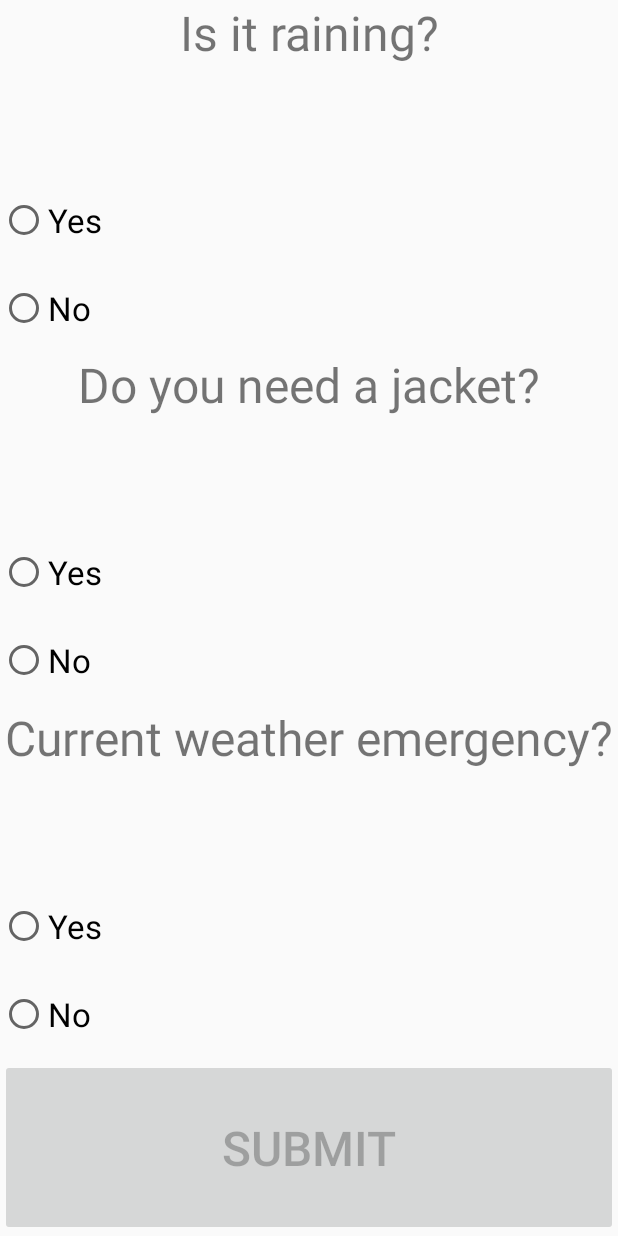
After one commit to Jeffrey-Young/CrowdSourcedWeather, an Android app: the layout weather_report.xml on its own in the app's theme, with its tools: preview values and no code run, on a phone screen of 412 x 824 dp. The commit adds this screen. Run offline under Robolectric (Android 15) with nearby library versions, the phone set to English and light mode, and no system bars.

Commit message:
mroe work

```diff
--- /dev/null
+++ b/app/src/main/res/layout/weather_report.xml
@@ -0,0 +1,115 @@
+<?xml version="1.0" encoding="utf-8"?>
+<LinearLayout xmlns:android="http://schemas.android.com/apk/res/android"
+    android:orientation="vertical"
+    android:layout_width="match_parent"
+    android:layout_height="match_parent">
+    <TextView
+        android:layout_width="match_parent"
+        android:layout_height="0dp"
+        android:layout_weight="0.15"
+        android:text="Is it raining?"
+        android:textAlignment="center"
+        android:textSize="32dp"/>
+    <RadioGroup
+        android:layout_width="match_parent"
+        android:layout_height="0dp"
+        android:layout_weight="0.15"
+        android:onClick="checkToEnable"
+        android:id="@+id/raining">
+        <RadioButton
+            android:layout_width="match_parent"
+            android:layout_height="0dp"
+            android:layout_weight="0.50"
+            android:id="@+id/raining_yes"
+            android:text="Yes"
+            android:textSize="22dp"
+            android:onClick="checkToEnable"
+            />
+        <RadioButton
+            android:layout_width="match_parent"
+            android:layout_height="0dp"
+            android:layout_weight="0.50"
+            android:id="@+id/raining_no"
+            android:text="No"
+            android:textSize="22dp"
+            android:onClick="checkToEnable"
+            />
+    </RadioGroup>
+
+
+    <TextView
+        android:layout_width="match_parent"
+        android:layout_height="0dp"
+        android:layout_weight="0.15"
+        android:text="Do you need a jacket?"
+        android:textAlignment="center"
+        android:textSize="32dp"
+        />
+    <RadioGroup
+        android:layout_width="match_parent"
+        android:layout_height="0dp"
+        android:layout_weight="0.15"
+        android:onClick="checkToEnable"
+        android:id="@+id/jacket">
+        <RadioButton
+            android:layout_width="match_parent"
+            android:layout_height="0dp"
+            android:layout_weight="0.50"
+            android:id="@+id/jacket_yes"
+            android:text="Yes"
+            android:textSize="22dp"
+            android:onClick="checkToEnable"
+            />
+        <RadioButton
+            android:layout_width="match_parent"
+            android:layout_height="0dp"
+            android:layout_weight="0.50"
+            android:id="@+id/jacket_no"
+            android:text="No"
+            android:textSize="22dp"
+            android:onClick="checkToEnable"
+            />
+    </RadioGroup>
+
+    <TextView
+        android:layout_width="match_parent"
+        android:layout_height="0dp"
+        android:layout_weight="0.15"
+        android:text="Current weather emergency?"
+        android:textAlignment="center"
+        android:textSize="32dp"/>
+    <RadioGroup
+        android:layout_width="match_parent"
+        android:layout_height="0dp"
+        android:layout_weight="0.15"
+        android:onClick="checkToEnable"
+        android:id="@+id/emergency">
+        <RadioButton
+            android:layout_width="match_parent"
+            android:layout_height="0dp"
+            android:layout_weight="0.50"
+            android:id="@+id/emergency_yes"
+            android:text="Yes"
+            android:textSize="22dp"
+            android:onClick="checkToEnable"
+            />
+        <RadioButton
+            android:layout_width="match_parent"
+            android:layout_height="0dp"
+            android:layout_weight="0.50"
+            android:id="@+id/emergency_no"
+            android:text="No"
+            android:textSize="22dp"
+            android:onClick="checkToEnable"
+            />
+    </RadioGroup>
+    <Button
+        android:layout_width="match_parent"
+        android:layout_height="0dp"
+        android:layout_weight="0.15"
+        android:text="Submit"
+        android:textSize="32dp"
+        android:onClick="submitReport"
+        android:enabled="false"
+        android:id="@+id/submit"/>
+</LinearLayout>
```
Also changed, not shown: app/src/main/java/edu/unc/jeffrey/crowdsourcedweather/WeatherMap.java (+116 -74 lines), app/src/main/java/edu/unc/jeffrey/crowdsourcedweather/WeatherReport.java (added, +42 -0 lines), app/src/main/res/layout/activity_main.xml (+7 -4 lines), app/src/main/res/layout/weather_map.xml (+13 -4 lines).
